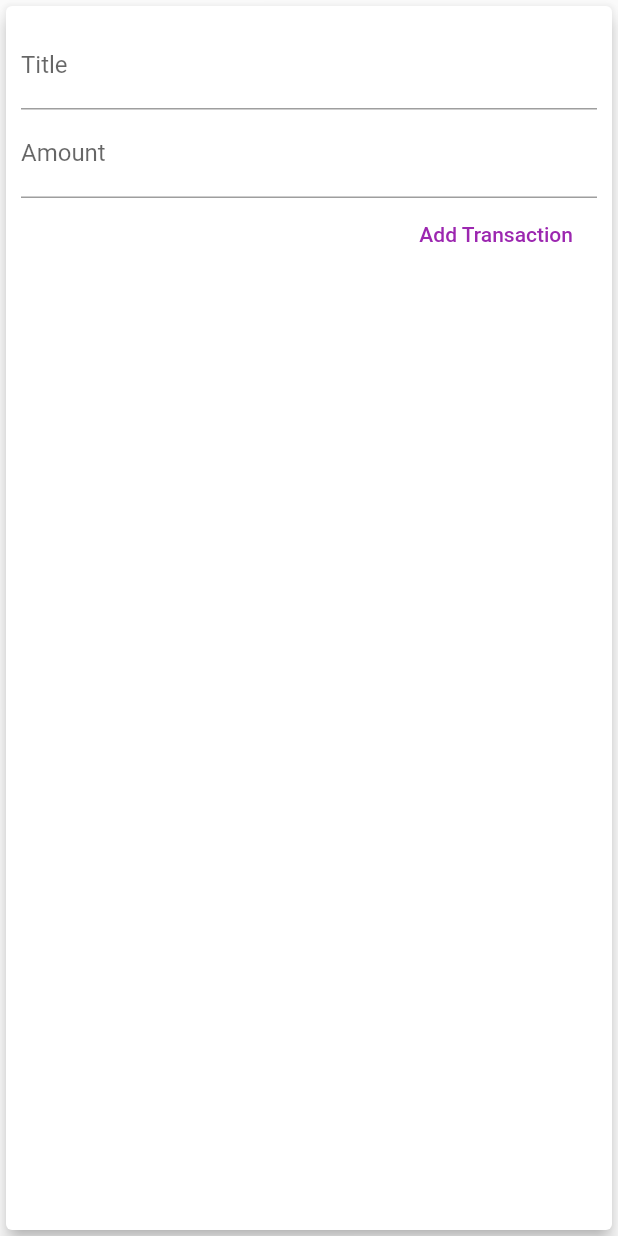
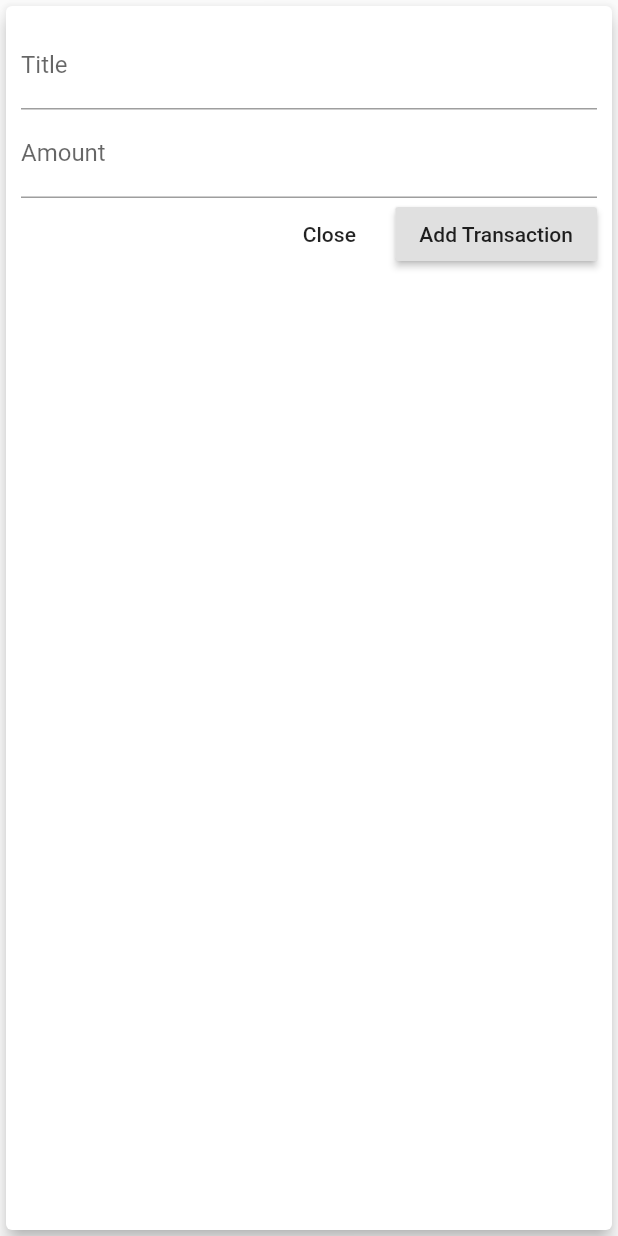
Before and after one commit to s6o/udemy-dart-flutter, a Flutter app: the TransactionEntry widget shown alone on an empty page, opened directly with empty values, on a phone screen of 412 x 824 dp. Run offline on Flutter 3.47's test engine with Material 2 defaults, Android fonts, the light colour scheme and no system bars; missing offline and left inert: money.

Commit message:
Add 'Close' button to bottom model (TransactionEntry). #personal-expenses

```diff
--- a/personal_expenses/lib/ui/transaction_entry.dart
+++ b/personal_expenses/lib/ui/transaction_entry.dart
@@ -54,11 +54,19 @@ class _TransactionEntryState extends State<TransactionEntry> {
               controller: amountInput,
               keyboardType: TextInputType.number,
             ),
-            FlatButton(
-              child: Text('Add Transaction'),
-              textColor: Colors.purple,
-              onPressed: () => _createTransaction(),
-            )
+            Row(
+              mainAxisAlignment: MainAxisAlignment.end,
+              children: <Widget>[
+                FlatButton(
+                  child: Text('Close'),
+                  onPressed: () => Navigator.of(context).pop(),
+                ),
+                RaisedButton(
+                  child: Text('Add Transaction'),
+                  onPressed: () => _createTransaction(),
+                )
+              ],
+            ),
           ],
         ),
       ),
```
